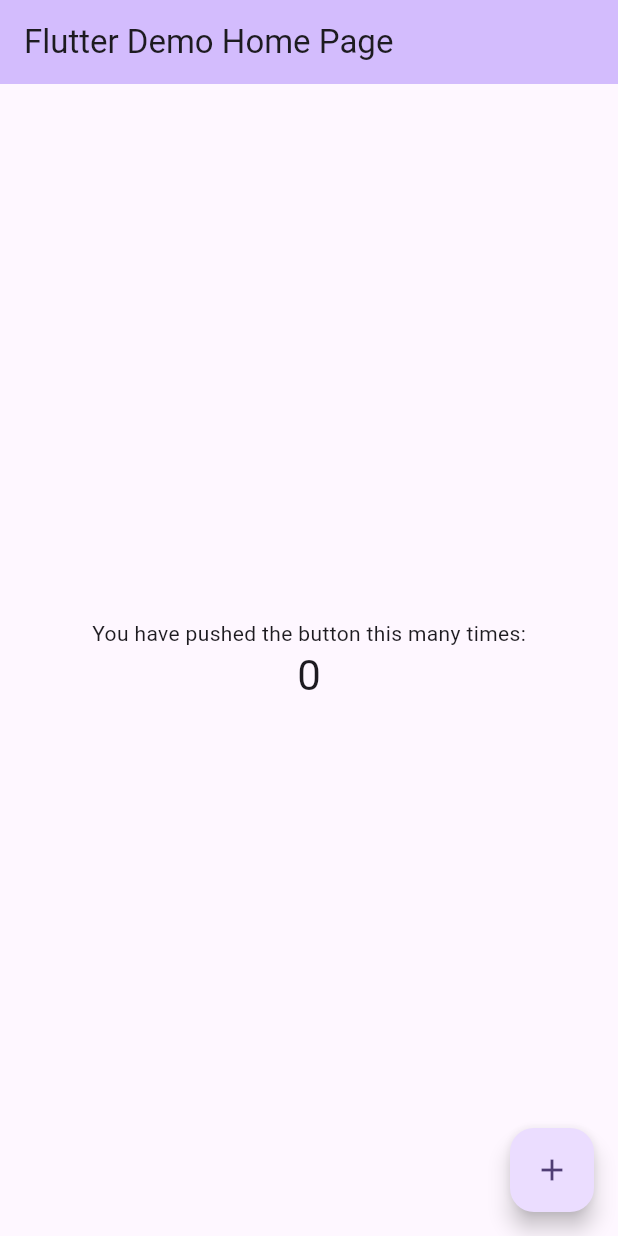
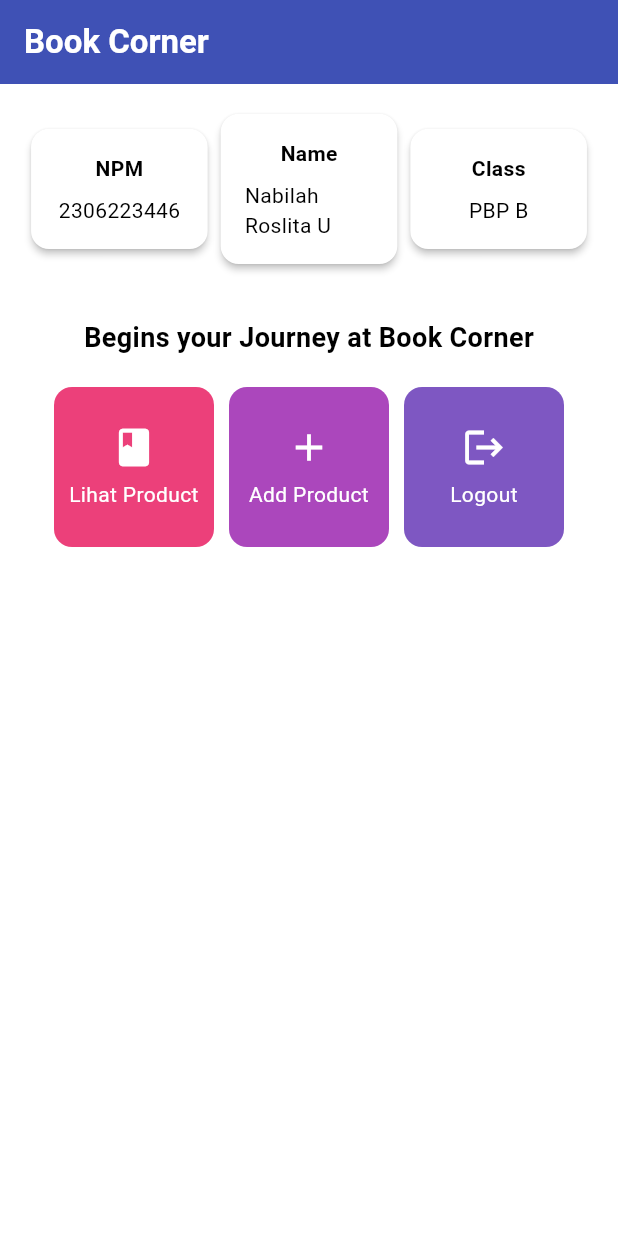
Before and after one commit to nabilahru/book-corner-mobile, a Flutter app: the screen it shows after launch, on a phone screen of 412 x 824 dp. Run offline on Flutter 3.47's test engine with Material 3 defaults, Android fonts, the phone set to English and light mode, and no system bars.

Commit message:
Tugas 7: Elemen Dasar Flutter

```diff
--- a/lib/main.dart
+++ b/lib/main.dart
@@ -1,4 +1,5 @@
 import 'package:flutter/material.dart';
+import 'package:book_corner/menu.dart';
 
 void main() {
   runApp(const MyApp());
@@ -28,98 +29,12 @@
         //
         // This works for code too, not just values: Most code changes can be
         // tested with just a hot reload.
-        colorScheme: ColorScheme.fromSeed(seedColor: Colors.deepPurple),
+        colorScheme: ColorScheme.fromSwatch(
+          primarySwatch: Colors.indigo,
+        ).copyWith(secondary: Colors.red[300]),
         useMaterial3: true,
       ),
-      home: const MyHomePage(title: 'Flutter Demo Home Page'),
+      home: MyHomePage(),
     );
   }
 }
-
-class MyHomePage extends StatefulWidget {
-  const MyHomePage({super.key, required this.title});
-
-  // This widget is the home page of your application. It is stateful, meaning
-  // that it has a State object (defined below) that contains fields that affect
-  // how it looks.
-
-  // This class is the configuration for the state. It holds the values (in this
-  // case the title) provided by the parent (in this case the App widget) and
-  // used by the build method of the State. Fields in a Widget subclass are
-  // always marked "final".
-
-  final String title;
-
-  @override
-  State<MyHomePage> createState() => _MyHomePageState();
-}
-
-class _MyHomePageState extends State<MyHomePage> {
-  int _counter = 0;
-
-  void _incrementCounter() {
-    setState(() {
-      // This call to setState tells the Flutter framework that something has
-      // changed in this State, which causes it to rerun the build method below
-      // so that the display can reflect the updated values. If we changed
-      // _counter without calling setState(), then the build method would not be
-      // called again, and so nothing would appear to happen.
-      _counter++;
-    });
-  }
-
-  @override
-  Widget build(BuildContext context) {
-    // This method is rerun every time setState is called, for instance as done
-    // by the _incrementCounter method above.
-    //
-    // The Flutter framework has been optimized to make rerunning build methods
-    // fast, so that you can just rebuild anything that needs updating rather
-    // than having to individually change instances of widgets.
-    return Scaffold(
-      appBar: AppBar(
-        // TRY THIS: Try changing the color here to a specific color (to
-        // Colors.amber, perhaps?) and trigger a hot reload to see the AppBar
-        // change color while the other colors stay the same.
-        backgroundColor: Theme.of(context).colorScheme.inversePrimary,
-        // Here we take the value from the MyHomePage object that was created by
-        // the App.build method, and use it to set our appbar title.
-        title: Text(widget.title),
-      ),
-      body: Center(
-        // Center is a layout widget. It takes a single child and positions it
-        // in the middle of the parent.
-        child: Column(
-          // Column is also a layout widget. It takes a list of children and
-          // arranges them vertically. By default, it sizes itself to fit its
-          // children horizontally, and tries to be as tall as its parent.
-          //
-          // Column has various properties to control how it sizes itself and
-          // how it positions its children. Here we use mainAxisAlignment to
-          // center the children vertically; the main axis here is the vertical
-          // axis because Columns are vertical (the cross axis would be
-          // horizontal).
-          //
-          // TRY THIS: Invoke "debug painting" (choose the "Toggle Debug Paint"
-          // action in the IDE, or press "p" in the console), to see the
-          // wireframe for each widget.
-          mainAxisAlignment: MainAxisAlignment.center,
-          children: <Widget>[
-            const Text(
-              'You have pushed the button this many times:',
-            ),
-            Text(
-              '$_counter',
-              style: Theme.of(context).textTheme.headlineMedium,
-            ),
-          ],
-        ),
-      ),
-      floatingActionButton: FloatingActionButton(
-        onPressed: _incrementCounter,
-        tooltip: 'Increment',
-        child: const Icon(Icons.add),
-      ), // This trailing comma makes auto-formatting nicer for build methods.
-    );
-  }
-}
--- /dev/null
+++ b/lib/menu.dart
@@ -0,0 +1,186 @@
+import 'package:flutter/material.dart';
+
+class MyHomePage extends StatelessWidget {
+  MyHomePage({super.key});
+  final String npm = '2306223446'; // NPM
+  final String name = 'Nabilah Roslita U'; // Nama
+  final String className = 'PBP B'; // Kelas
+
+  final List<ItemHomepage> items = [
+        ItemHomepage("Lihat Product", Icons.book, Colors.pink[400]!),
+        ItemHomepage("Add Product", Icons.add, Colors.purple[400]!),
+        ItemHomepage("Logout", Icons.logout, Colors.deepPurple[400]!),
+     ];
+
+  @override
+  Widget build(BuildContext context) {
+    // Scaffold menyediakan struktur dasar halaman dengan AppBar dan body.
+    return Scaffold(
+      // AppBar adalah bagian atas halaman yang menampilkan judul.
+      appBar: AppBar(
+        title: const Text(
+          'Book Corner',
+          style: TextStyle(
+            color: Colors.white,
+            fontWeight: FontWeight.bold,
+          ),
+        ),
+        // Warna latar belakang AppBar diambil dari skema warna tema aplikasi.
+        backgroundColor: Theme.of(context).colorScheme.primary,
+      ),
+      // Body halaman dengan padding di sekelilingnya.
+      body: Padding(
+        padding: const EdgeInsets.all(16.0),
+        // Menyusun widget secara vertikal dalam sebuah kolom.
+        child: Column(
+          crossAxisAlignment: CrossAxisAlignment.center,
+          children: [
+            // Row untuk menampilkan 3 InfoCard secara horizontal.
+            Row(
+              mainAxisAlignment: MainAxisAlignment.spaceEvenly,
+              children: [
+                InfoCard(title: 'NPM', content: npm),
+                InfoCard(title: 'Name', content: name),
+                InfoCard(title: 'Class', content: className),
+              ],
+            ),
+
+            // Memberikan jarak vertikal 16 unit.
+            const SizedBox(height: 16.0),
+
+            // Menempatkan widget berikutnya di tengah halaman.
+            Center(
+              child: Column(
+                // Menyusun teks dan grid item secara vertikal.
+
+                children: [
+                  // Menampilkan teks sambutan dengan gaya tebal dan ukuran 18.
+                  const Padding(
+                    padding: EdgeInsets.only(top: 16.0),
+                    child: Text(
+                      'Begins your Journey at Book Corner',
+                      style: TextStyle(
+                        fontWeight: FontWeight.bold,
+                        fontSize: 18.0,
+                      ),
+                    ),
+                  ),
+
+                  // Grid untuk menampilkan ItemCard dalam bentuk grid 3 kolom.
+                  GridView.count(
+                    primary: true,
+                    padding: const EdgeInsets.all(20),
+                    crossAxisSpacing: 10,
+                    mainAxisSpacing: 10,
+                    crossAxisCount: 3,
+                    // Agar grid menyesuaikan tinggi kontennya.
+                    shrinkWrap: true,
+
+                    // Menampilkan ItemCard untuk setiap item dalam list items.
+                    children: items.map((ItemHomepage item) {
+                      return ItemCard(item);
+                    }).toList(),
+                  ),
+                ],
+              ),
+            ),
+          ],
+        ),
+      ),
+    );
+  }
+}
+
+class InfoCard extends StatelessWidget {
+  // Kartu informasi yang menampilkan title dan content.
+
+  final String title;  // Judul kartu.
+  final String content;  // Isi kartu.
+
+  const InfoCard({super.key, required this.title, required this.content});
+
+  @override
+  Widget build(BuildContext context) {
+    return Card(
+      // Membuat kotak kartu dengan bayangan dibawahnya.
+      elevation: 2.0,
+      child: Container(
+        // Mengatur ukuran dan jarak di dalam kartu.
+        width: MediaQuery.of(context).size.width / 3.5, // menyesuaikan dengan lebar device yang digunakan.
+        padding: const EdgeInsets.all(16.0),
+        // Menyusun title dan content secara vertikal.
+        child: Column(
+          children: [
+            Text(
+              title,
+              style: const TextStyle(fontWeight: FontWeight.bold),
+            ),
+            const SizedBox(height: 8.0),
+            Text(content),
+          ],
+        ),
+      ),
+    );
+  }
+}
+
+class ItemHomepage {
+  final String name;
+  final IconData icon;
+  final Color color;
+
+  ItemHomepage(this.name, this.icon, this.color);
+}
+
+class ItemCard extends StatelessWidget {
+  // Menampilkan kartu dengan ikon dan nama.
+
+  final ItemHomepage item;
+
+  const ItemCard(this.item, {super.key});
+
+  @override
+  Widget build(BuildContext context) {
+    return Material(
+      // Menentukan warna latar belakang dari tema aplikasi.
+      color: item.color,
+      // Membuat sudut kartu melengkung.
+      borderRadius: BorderRadius.circular(12),
+
+      child: InkWell(
+        // Aksi ketika kartu ditekan.
+        onTap: () {
+          // Menampilkan pesan SnackBar saat kartu ditekan.
+          ScaffoldMessenger.of(context)
+            ..hideCurrentSnackBar()
+            ..showSnackBar(
+              SnackBar(content: Text("Kamu telah menekan tombol ${item.name}!"))
+            );
+        },
+        // Container untuk menyimpan Icon dan Text
+        child: Container(
+          padding: const EdgeInsets.all(8),
+          child: Center(
+            child: Column(
+              // Menyusun ikon dan teks di tengah kartu.
+              mainAxisAlignment: MainAxisAlignment.center,
+              children: [
+                Icon(
+                  item.icon,
+                  color: Colors.white,
+                  size: 30.0,
+                ),
+                const Padding(padding: EdgeInsets.all(3)),
+                Text(
+                  item.name,
+                  textAlign: TextAlign.center,
+                  style: const TextStyle(color: Colors.white),
+                ),
+              ],
+            ),
+          ),
+        ),
+      ),
+    );
+  }
+}
```
Also changed, not shown: 1 other file.
